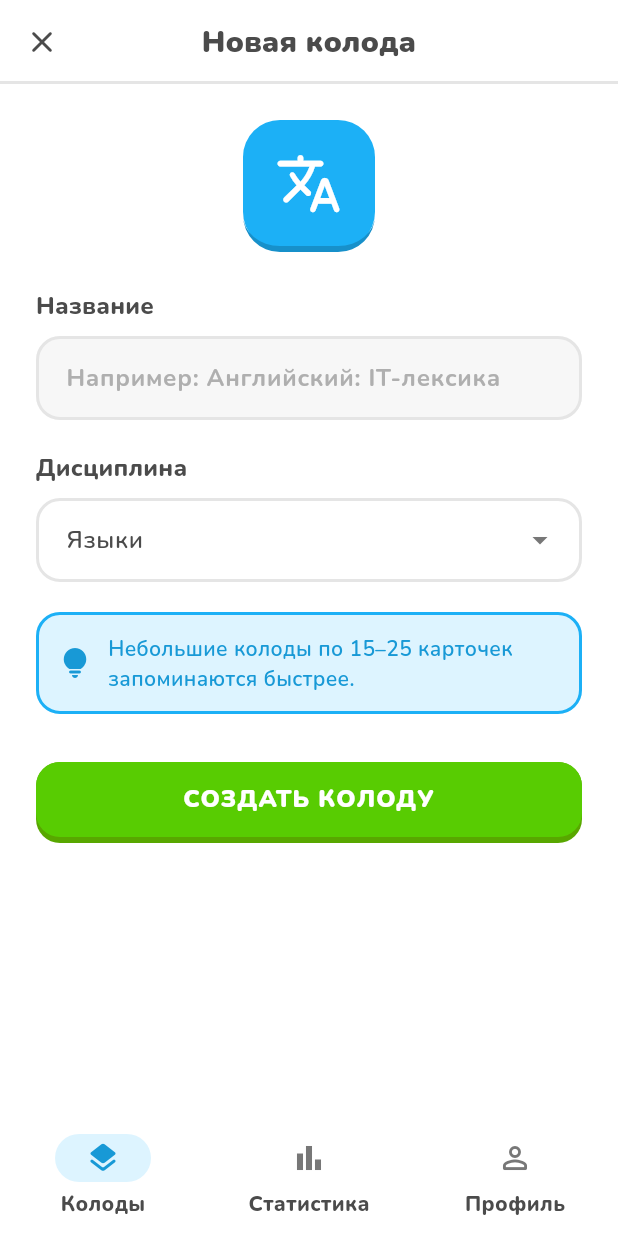
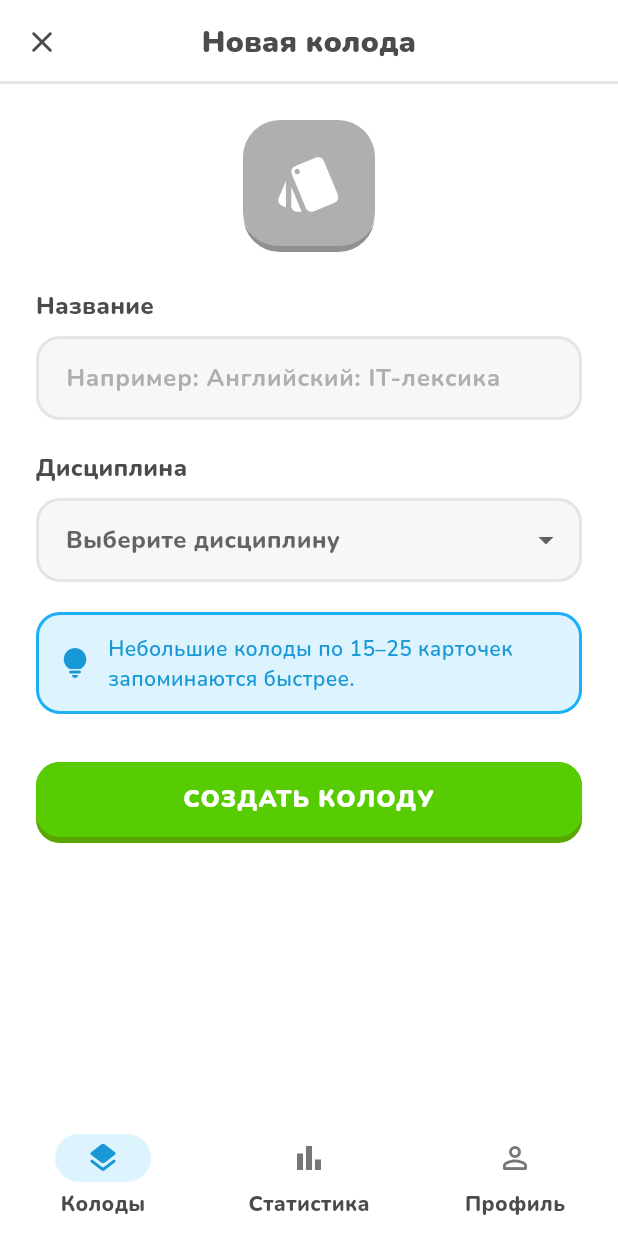
Before and after one commit to bulka-stack/PAM-L3-Navigare, a Flutter app: the DeckFormScreen screen opened by its route, on a phone screen of 412 x 824 dp. Run offline on Flutter 3.47's test engine with Material 3 defaults, Android fonts, the phone set to English and light mode, and no system bars; our stand-ins replace go_router.

Commit message:
Форма колоды: валидация названия, DropdownButtonFormField с validator, SnackBar + pop

```diff
--- a/lib/screens/deck_form_screen.dart
+++ b/lib/screens/deck_form_screen.dart
@@ -1,16 +1,71 @@
 import 'package:flutter/material.dart';
+import 'package:go_router/go_router.dart';
 
 import '../data/mock_data.dart';
 import '../theme/app_theme.dart';
 import '../widgets/duo_button.dart';
 import '../widgets/subject_avatar.dart';
 
-/// Экран 4. Форма новой колоды / редактирования — макет L2 (без валидации и сохранения).
-class DeckFormScreen extends StatelessWidget {
-  /// null — новая колода, иначе редактирование.
+/// Экран 4. Форма новой колоды / редактирования.
+/// L3: Form + TextFormField + validator, контроллер освобождается в dispose.
+class DeckFormScreen extends StatefulWidget {
+  /// null — новая колода, иначе редактирование колоды с этим id.
   final int? deckId;
 
   const DeckFormScreen({super.key, this.deckId});
+
+  @override
+  State<DeckFormScreen> createState() => _DeckFormScreenState();
+}
+
+class _DeckFormScreenState extends State<DeckFormScreen> {
+  static const maxNameLength = 60;
+
+  final _formKey = GlobalKey<FormState>();
+  final _nameCtrl = TextEditingController();
+  String? _subject;
+
+  bool get _isEdit => widget.deckId != null;
+
+  @override
+  void initState() {
+    super.initState();
+    if (_isEdit) {
+      final deck = mockDecks.where((d) => d.id == widget.deckId).firstOrNull;
+      if (deck != null) {
+        _nameCtrl.text = deck.name;
+        _subject = deck.subject;
+      }
+    }
+  }
+
+  @override
+  void dispose() {
+    _nameCtrl.dispose();
+    super.dispose();
+  }
+
+  String? _validateName(String? value) {
+    final v = value?.trim() ?? '';
+    if (v.isEmpty) return 'Название колоды обязательно';
+    if (v.length < 3) return 'Минимум 3 символа';
+    if (v.length > maxNameLength) return 'Не длиннее $maxNameLength символов';
+    return null;
+  }
+
+  void _save() {
+    if (!_formKey.currentState!.validate()) return; // ошибки уже на экране
+    ScaffoldMessenger.of(context).showSnackBar(
+      SnackBar(
+        content: Text(
+          _isEdit
+              ? 'Колода «${_nameCtrl.text.trim()}» сохранена'
+              : 'Колода «${_nameCtrl.text.trim()}» создана',
+        ),
+      ),
+    );
+    context.pop(); // открыто push-ем → закрывается pop-ом
+  }
 
   @override
   Widget build(BuildContext context) {
@@ -19,40 +74,50 @@ class DeckFormScreen extends StatelessWidget {
 
     return Scaffold(
       appBar: AppBar(
-        leading: IconButton(
-          onPressed: () => Navigator.maybePop(context),
-          icon: const Icon(Icons.close_rounded),
+        leading: IconButton(onPressed: () => context.pop(), icon: const Icon(Icons.close_rounded)),
+        title: Text(_isEdit ? 'Редактирование колоды' : 'Новая колода'),
       ),
-        title: const Text('Новая колода'),
-      ),
-      body: ListView(
+      body: Form(
+        key: _formKey,
+        child: ListView(
           padding: const EdgeInsets.all(24),
           children: [
-          const Center(child: SubjectAvatar(subject: 'Языки', size: 88)),
+            Center(child: SubjectAvatar(subject: _subject ?? '', size: 88)),
             const SizedBox(height: 24),
             Text('Название', style: text.titleMedium),
             const SizedBox(height: 8),
-          const TextField(
+            TextFormField(
+              controller: _nameCtrl,
               textCapitalization: TextCapitalization.sentences,
-            decoration: InputDecoration(hintText: 'Например: Английский: IT-лексика'),
+              textInputAction: TextInputAction.next,
+              maxLength: maxNameLength,
+              decoration: const InputDecoration(
+                hintText: 'Например: Английский: IT-лексика',
+                counterText: '',
+              ),
+              validator: _validateName,
             ),
             const SizedBox(height: 20),
             Text('Дисциплина', style: text.titleMedium),
             const SizedBox(height: 8),
-          DropdownMenu<String>(
-            initialSelection: subjects.first,
-            expandedInsets: EdgeInsets.zero,
-            dropdownMenuEntries: [
+            DropdownButtonFormField<String>(
+              initialValue: _subject,
+              hint: const Text('Выберите дисциплину'),
+              items: [
                 for (final s in subjects)
-                DropdownMenuEntry(
+                  DropdownMenuItem(
                     value: s,
-                  label: s,
-                  leadingIcon: Icon(
-                    SubjectAvatar.iconFor(s),
-                    color: SubjectAvatar.colorFor(context, s),
+                    child: Row(
+                      children: [
+                        Icon(SubjectAvatar.iconFor(s), color: SubjectAvatar.colorFor(context, s)),
+                        const SizedBox(width: 12),
+                        Text(s),
+                      ],
                     ),
                   ),
               ],
+              onChanged: (v) => setState(() => _subject = v), // эфемерно: превью иконки
+              validator: (v) => v == null ? 'Выберите дисциплину' : null,
             ),
             const SizedBox(height: 20),
             Card(
@@ -78,8 +143,9 @@ class DeckFormScreen extends StatelessWidget {
               ),
             ),
             const SizedBox(height: 32),
-          DuoButton(label: 'Создать колоду', onPressed: () {}),
+            DuoButton(label: _isEdit ? 'Сохранить' : 'Создать колоду', onPressed: _save),
           ],
+        ),
       ),
     );
   }
```
Lines whose indentation alone changed are shown as unchanged.
